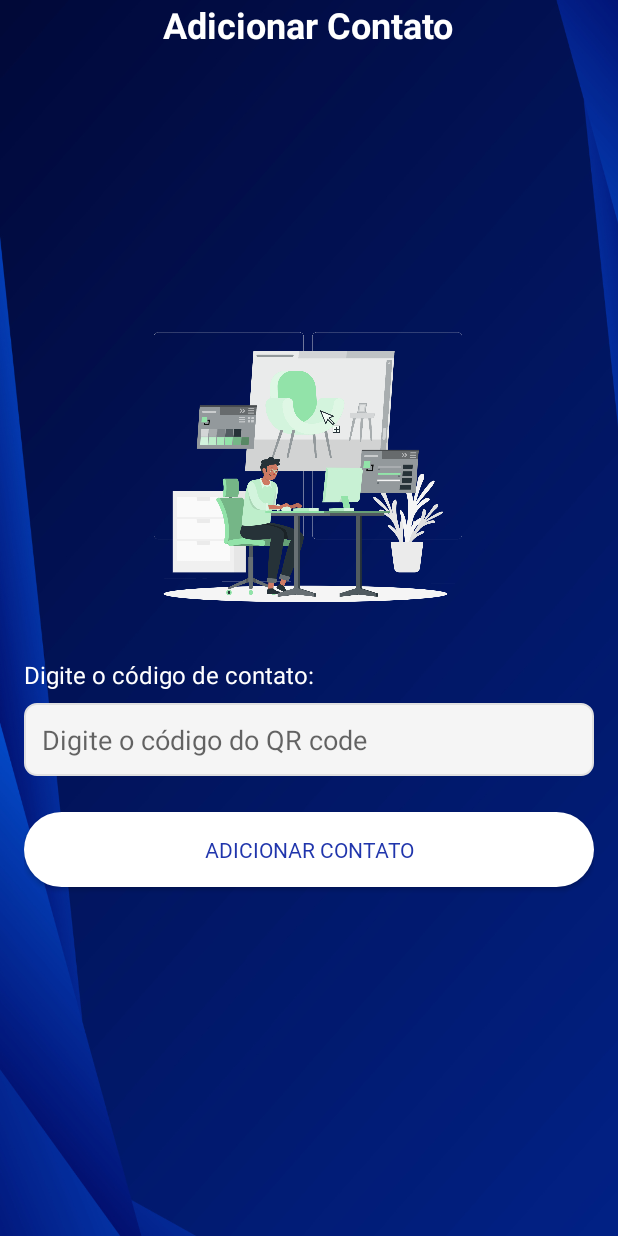
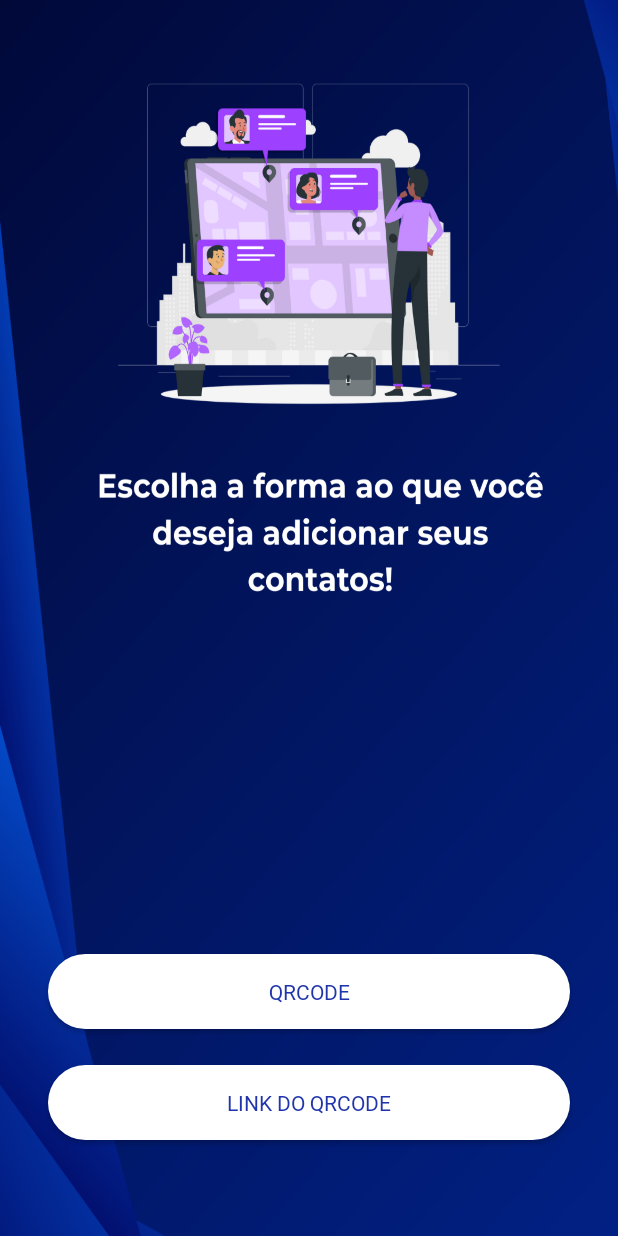
Before and after one commit to MuriloP9/Prolink-Mobile-2.0, an Android app: the MainActivity screen opened directly, with no data from a screen before it, after a tap on an icon or button, on a phone screen of 412 x 824 dp. Run offline under Robolectric (Android 15) with nearby library versions, the phone set to English and light mode, and no system bars.

Commit message:
"Detalhes Link QRcode"

```diff
--- a/app/src/main/AndroidManifest.xml
+++ b/app/src/main/AndroidManifest.xml
@@ -16,6 +16,9 @@
         android:roundIcon="@mipmap/ic_launcher_round"
         android:supportsRtl="true"
         android:theme="@style/Theme.Prolink">
+        <activity
+            android:name=".Activity.EscolhaAdd"
+            android:exported="false" />
         <activity
             android:name=".Activity.AddContactLinkActivity"
             android:exported="false" />
--- /dev/null
+++ b/app/src/main/java/com/example/prolink/Activity/EscolhaAdd.java
@@ -0,0 +1,42 @@
+package com.example.prolink.Activity;
+
+import android.content.Intent;
+import android.support.v7.app.AppCompatActivity;
+import android.os.Bundle;
+import android.view.View;
+import android.widget.Button;
+
+import com.example.prolink.R;
+
+public class EscolhaAdd extends AppCompatActivity {
+
+    private Button btnQrcode, btnLink;
+
+    @Override
+    protected void onCreate(Bundle savedInstanceState) {
+        super.onCreate(savedInstanceState);
+        setContentView(R.layout.activity_escolha_add);
+
+        // Inicializar os botões
+        btnQrcode = findViewById(R.id.btn_qrcode);
+        btnLink = findViewById(R.id.btn_link);
+
+        // Configurar o clique do botão QRcode
+        btnQrcode.setOnClickListener(new View.OnClickListener() {
+            @Override
+            public void onClick(View v) {
+                Intent intent = new Intent(EscolhaAdd.this, QRCodeActivity.class);
+                startActivity(intent);
+            }
+        });
+
+        // Configurar o clique do botão Link
+        btnLink.setOnClickListener(new View.OnClickListener() {
+            @Override
+            public void onClick(View v) {
+                Intent intent = new Intent(EscolhaAdd.this, AddContactLinkActivity.class);
+                startActivity(intent);
+            }
+        });
+    }
+}
--- a/app/src/main/java/com/example/prolink/Activity/MainActivity.java
+++ b/app/src/main/java/com/example/prolink/Activity/MainActivity.java
@@ -200,7 +200,7 @@ public class MainActivity extends AppCompatActivity implements View.OnClickListe
         } else if (id == R.id.settingsButton) {
             openSettingsActivity();
         } else if (id == R.id.imageView11) {
-            startActivity(new Intent(this, AddContactLinkActivity.class));
+            startActivity(new Intent(this, EscolhaAdd.class));
         } else if (id == R.id.imageView14) {
             openChatUrl();
         } else if (id == R.id.imageView12) {
--- a/app/src/main/res/drawable/ic_block.xml
+++ b/app/src/main/res/drawable/ic_block.xml
@@ -5,6 +5,6 @@
     android:viewportWidth="24.0"
     android:viewportHeight="24.0">
     <path
-        android:fillColor="#FF000000"
+        android:fillColor="#FFFFFF"
         android:pathData="M12,2C6.48,2 2,6.48 2,12s4.48,10 10,10 10,-4.48 10,-10S17.52,2 12,2zM4,12c0,-4.42 3.58,-8 8,-8 1.85,0 3.55,0.63 4.9,1.69L5.69,16.9C4.63,15.55 4,13.85 4,12zM12,20c-1.85,0 -3.55,-0.63 -4.9,-1.69L18.31,7.1C19.37,8.45 20,10.15 20,12c0,4.42 -3.58,8 -8,8z"/>
 </vector>
--- a/app/src/main/res/drawable/ic_unblock.xml
+++ b/app/src/main/res/drawable/ic_unblock.xml
@@ -5,6 +5,6 @@
     android:viewportWidth="24.0"
     android:viewportHeight="24.0">
     <path
-        android:fillColor="#FF000000"
+        android:fillColor="#FFFFFF"
         android:pathData="M12,2C6.48,2 2,6.48 2,12s4.48,10 10,10 10,-4.48 10,-10S17.52,2 12,2zM12,20c-4.42,0 -8,-3.58 -8,-8 0,-1.85 0.63,-3.55 1.69,-4.9L16.9,18.31C15.55,19.37 13.85,20 12,20zM18.31,16.9L7.1,5.69C8.45,4.63 10.15,4 12,4c4.42,0 8,3.58 8,8 0,1.85 -0.63,3.55 -1.69,4.9z"/>
 </vector>
--- a/app/src/main/res/layout/activity_add_contact_link.xml
+++ b/app/src/main/res/layout/activity_add_contact_link.xml
@@ -30,14 +30,6 @@
             android:layout_height="244dp"
             app:srcCompat="@drawable/addcolorrafiki" />
 
-        <TextView
-            android:layout_width="match_parent"
-            android:layout_height="wrap_content"
-            android:layout_marginBottom="8dp"
-            android:text="Digite o código de contato:"
-            android:textColor="#FFFFFF"
-            android:textSize="16sp" />
-
         <EditText
             android:id="@+id/et_codigo_contato"
             android:layout_width="match_parent"
--- a/app/src/main/res/layout/activity_contatos.xml
+++ b/app/src/main/res/layout/activity_contatos.xml
@@ -2,12 +2,13 @@
 <RelativeLayout xmlns:android="http://schemas.android.com/apk/res/android"
     xmlns:app="http://schemas.android.com/apk/res-auto"
     android:layout_width="match_parent"
+    android:background="@drawable/fundo4"
     android:layout_height="match_parent">
 
     <android.support.v7.widget.RecyclerView
         android:id="@+id/recycler_contatos"
         android:layout_width="match_parent"
-        android:layout_height="match_parent"/>
+        android:layout_height="match_parent" />
 
     <TextView
         android:id="@+id/tv_sem_contatos"
--- /dev/null
+++ b/app/src/main/res/layout/activity_escolha_add.xml
@@ -0,0 +1,40 @@
+<?xml version="1.0" encoding="utf-8"?>
+<android.support.constraint.ConstraintLayout xmlns:android="http://schemas.android.com/apk/res/android"
+    xmlns:app="http://schemas.android.com/apk/res-auto"
+    xmlns:tools="http://schemas.android.com/tools"
+    android:layout_width="match_parent"
+    android:layout_height="match_parent"
+    android:background="@drawable/add"
+    tools:context=".Activity.EscolhaAdd">
+
+    <Button
+        android:id="@+id/btn_qrcode"
+        android:layout_width="match_parent"
+        android:layout_height="50dp"
+        android:layout_marginStart="32dp"
+        android:layout_marginEnd="32dp"
+        android:layout_marginBottom="24dp"
+        android:background="@drawable/bg_button_rounded"
+        android:fontFamily="@font/montserrat_extrabold"
+        android:text="QRcode"
+        android:textColor="#2035AC"
+        app:layout_constraintBottom_toTopOf="@+id/btn_link"
+        app:layout_constraintEnd_toEndOf="parent"
+        app:layout_constraintStart_toStartOf="parent" />
+
+    <Button
+        android:id="@+id/btn_link"
+        android:layout_width="match_parent"
+        android:layout_height="50dp"
+        android:layout_marginStart="32dp"
+        android:layout_marginEnd="32dp"
+        android:layout_marginBottom="64dp"
+        android:background="@drawable/bg_button_rounded"
+        android:fontFamily="@font/montserrat_extrabold"
+        android:text="Link do qrcode"
+        android:textColor="#2035AC"
+        app:layout_constraintBottom_toBottomOf="parent"
+        app:layout_constraintEnd_toEndOf="parent"
+        app:layout_constraintStart_toStartOf="parent" />
+
+</android.support.constraint.ConstraintLayout>
--- a/app/src/main/res/layout/item_contato.xml
+++ b/app/src/main/res/layout/item_contato.xml
@@ -24,7 +24,7 @@
         android:layout_marginStart="16dp"
         android:textSize="16sp"
         android:textStyle="bold"
-        android:textColor="#000000"
+        android:textColor="#FFFDFD"
         android:maxLines="1"
         android:ellipsize="end"
         app:layout_constraintStart_toEndOf="@id/img_foto_perfil"
@@ -37,7 +37,7 @@
         android:layout_height="wrap_content"
         android:layout_marginStart="16dp"
         android:textSize="14sp"
-        android:textColor="#757575"
+        android:textColor="#03A9F4"
         android:maxLines="1"
         android:ellipsize="end"
         app:layout_constraintStart_toEndOf="@id/img_foto_perfil"
```
Also changed, not shown: app/src/main/res/drawable/add.png (added).
